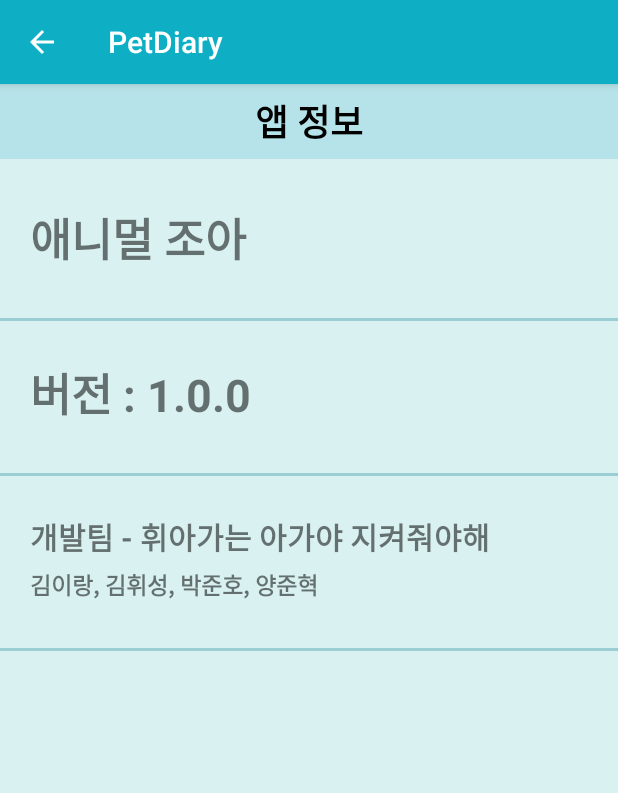
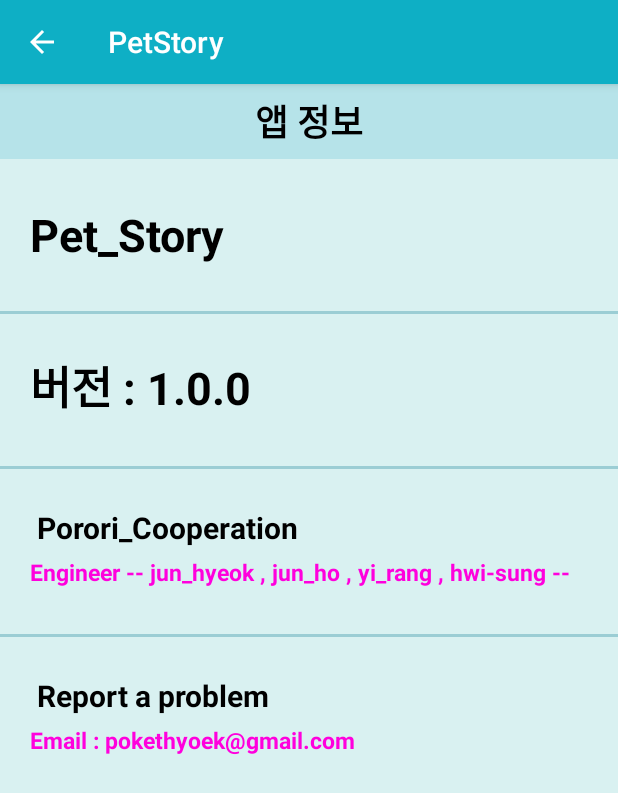
Before and after one commit to dangjundl/PetStory, an Android app: the SettingAppInfoActivity screen opened directly, with no data from a screen before it, on a phone screen of 412 x 824 dp. Shown: the top 793 px of the screen. Run offline under Robolectric (Android 15) with nearby library versions, the phone set to English and light mode, and no system bars.

Commit message:
Design edit

```diff
--- a/app/src/main/java/com/example/petdiary/PetData.java
+++ b/app/src/main/java/com/example/petdiary/PetData.java
@@ -6,7 +6,6 @@ public class PetData {
     private String memo;
     private String petId;
     private String petMaster;
-
 
     public String getPetMaster() {
         return petMaster;
--- a/app/src/main/res/layout/activity_setting_appinfo.xml
+++ b/app/src/main/res/layout/activity_setting_appinfo.xml
@@ -20,7 +20,27 @@
     <TextView
         android:layout_width="match_parent"
         android:layout_height="wrap_content"
-        android:text="애니멀 조아"
+        android:text="Pet_Story"
+        android:textSize="30dp"
+        android:textColor="@color/colorBlack"
+        android:textStyle="bold"
+        android:layout_marginBottom="5dp"
+        android:layout_marginLeft="20dp"
+        android:layout_marginRight="20dp" />
+
+    <LinearLayout
+        android:layout_marginTop="25dp"
+        android:layout_marginBottom="25dp"
+        android:layout_width="match_parent"
+        android:layout_height="2dp"
+        android:background="@color/colorPrimaryDark">
+    </LinearLayout>
+
+    <TextView
+        android:layout_width="match_parent"
+        android:layout_height="wrap_content"
+        android:text="버전 : 1.0.0"
+        android:textColor="@color/colorBlack"
         android:textSize="30dp"
         android:textStyle="bold"
         android:layout_marginBottom="5dp"
@@ -38,8 +58,20 @@
     <TextView
         android:layout_width="match_parent"
         android:layout_height="wrap_content"
-        android:text="버전 : 1.0.0"
-        android:textSize="30dp"
+        android:text=" Porori_Cooperation "
+        android:textColor="@color/colorBlack"
+        android:textSize="20dp"
+        android:textStyle="bold"
+        android:layout_marginBottom="5dp"
+        android:layout_marginLeft="20dp"
+        android:layout_marginRight="20dp" />
+
+    <TextView
+        android:layout_width="match_parent"
+        android:layout_height="wrap_content"
+        android:textColor="@color/colorPurple"
+        android:text="Engineer -- jun_hyeok , jun_ho , yi_rang , hwi-sung --"
+        android:textSize="15dp"
         android:textStyle="bold"
         android:layout_marginBottom="5dp"
         android:layout_marginLeft="20dp"
@@ -56,7 +88,8 @@
     <TextView
         android:layout_width="match_parent"
         android:layout_height="wrap_content"
-        android:text="개발팀 - 휘아가는 아가야 지켜줘야해"
+        android:textColor="@color/colorBlack"
+        android:text=" Report a problem"
         android:textSize="20dp"
         android:textStyle="bold"
         android:layout_marginBottom="5dp"
@@ -66,22 +99,14 @@
     <TextView
         android:layout_width="match_parent"
         android:layout_height="wrap_content"
-        android:text="김이랑, 김휘성, 박준호, 양준혁"
+        android:textColor="@color/colorPurple"
+        android:text="Email : pokethyoek@gmail.com"
         android:textSize="15dp"
         android:textStyle="bold"
         android:layout_marginBottom="5dp"
         android:layout_marginLeft="20dp"
         android:layout_marginRight="20dp" />
 
-    <LinearLayout
-        android:layout_marginTop="25dp"
-        android:layout_marginBottom="25dp"
-        android:layout_width="match_parent"
-        android:layout_height="2dp"
-        android:background="@color/colorPrimaryDark">
-    </LinearLayout>
-
-
 
 
 </LinearLayout>
--- a/app/src/main/res/layout/activity_splash.xml
+++ b/app/src/main/res/layout/activity_splash.xml
@@ -4,7 +4,7 @@
     android:layout_width="match_parent"
     android:layout_height="match_parent"
     android:gravity="center"
-    android:background="@color/colorPrimaryLight">
+    android:background="@color/colorWhite">
 
     <ImageView
         android:layout_width="300dp"
--- a/app/src/main/res/values/colors.xml
+++ b/app/src/main/res/values/colors.xml
@@ -2,7 +2,11 @@
 <resources>
     <color name="colorPrimary">#0EAFC5</color>
     <color name="colorPrimaryLight">#B6E3E9</color>
+    <color name="colorWhite">#FFFFFF</color>
     <color name="colorPrimaryDark">#9BCDD4</color>
     <color name="colorPrimaryDark2">#384647</color>
     <color name="colorAccent">#03DAC5</color>
+    <color name="colorPurple">#FF00DD</color>
+    <color name="colorBlack">#000000</color>
+
 </resources>
--- a/app/src/main/res/values/strings.xml
+++ b/app/src/main/res/values/strings.xml
@@ -1,5 +1,5 @@
 <resources>
-    <string name="app_name">PetDiary</string>
+    <string name="app_name">PetStory</string>
     <string name="kakao_app_key">f7fb1b7c8f0ae79c25714baf1c3df8ba</string>
     <string name="request_permission">This sample needs camera permission.</string>
     <string name="camera_error">This device doesn\'t support Camera2 API.</string>
```
Also changed, not shown: app/src/main/res/drawable/logo.PNG (added), app/src/main/res/drawable/logo.png (deleted).
